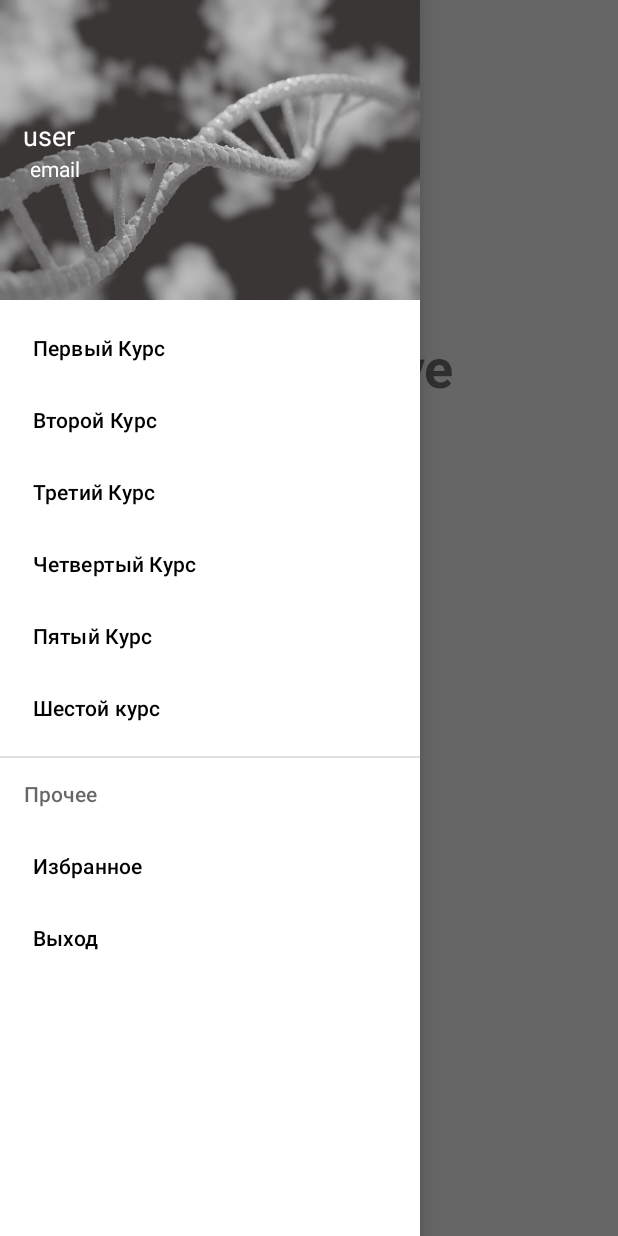
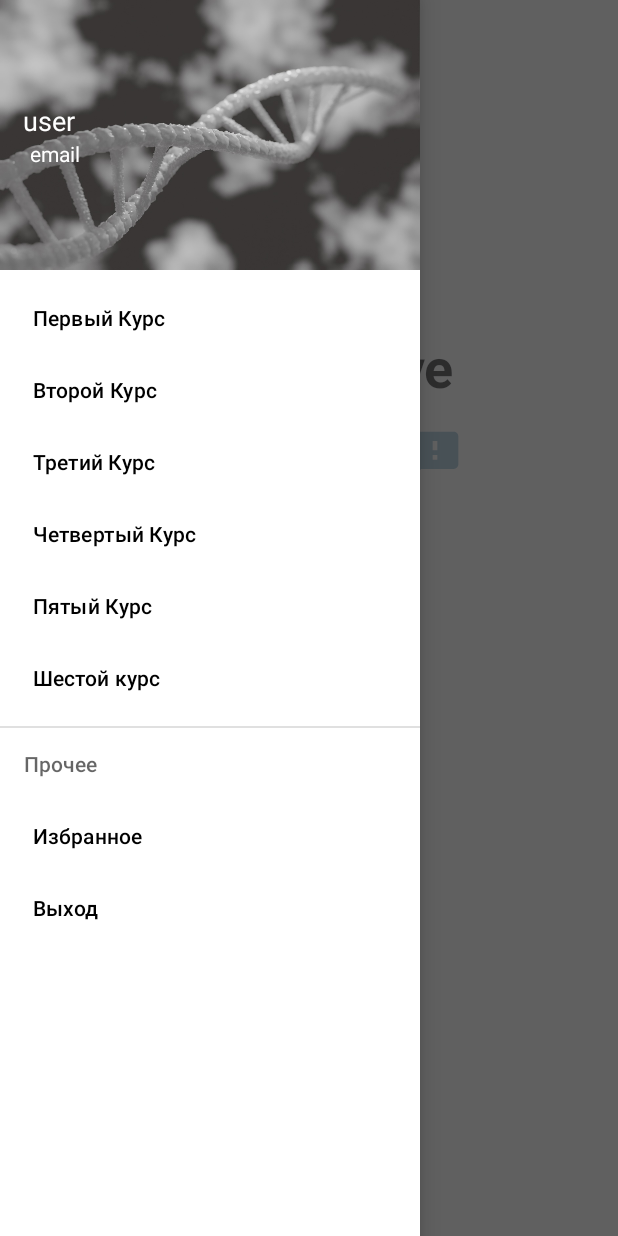
Before and after one commit to Fegustin/MedArchive, an Android app: the screen it shows after launch (MainActivity), with the side drawer open, on a phone screen of 412 x 824 dp. Run offline under Robolectric (Android 15) with nearby library versions, the phone set to English and light mode, and no system bars; our stand-ins replace Firebase (no records; nobody signed in at launch, a user with empty details on screens opened directly), navigation-ui; libraries missing offline, so code that uses them is left out: com.firebase.ui.

```diff
--- /dev/null
+++ b/app/src/main/java/com/example/medarchive/pojo/UserDate.kt
@@ -0,0 +1,3 @@
+package com.example.medarchive.pojo
+
+data class UserDate(val name: String, val eMail: String)
--- a/app/src/main/java/com/example/medarchive/ui/AuthFragment.kt
+++ b/app/src/main/java/com/example/medarchive/ui/AuthFragment.kt
@@ -9,17 +9,25 @@ import android.view.View
 import android.view.ViewGroup
 import android.widget.Toast
 import androidx.fragment.app.Fragment
+import androidx.fragment.app.activityViewModels
 import androidx.navigation.findNavController
 import com.example.medarchive.R
+import com.example.medarchive.ViewModalUser
+import com.example.medarchive.pojo.UserDate
 import com.firebase.ui.auth.AuthUI
 import com.firebase.ui.auth.IdpResponse
+import com.google.android.material.dialog.MaterialAlertDialogBuilder
 import com.google.firebase.auth.FirebaseAuth
 import kotlinx.android.synthetic.main.fragment_auth.*
 
 
 class AuthFragment : Fragment() {
 
-    private val RC_SIGN_IN: Int = 1001
+    private val model: ViewModalUser by activityViewModels()
+
+    companion object {
+        private const val RC_SIGN_IN = 1001
+    }
 
     override fun onCreateView(
         inflater: LayoutInflater, container: ViewGroup?,
@@ -44,6 +52,8 @@ class AuthFragment : Fragment() {
                 RC_SIGN_IN
             )
         }
+
+        imageViewHint.setOnClickListener { dialogHint() }
     }
 
     override fun onActivityResult(requestCode: Int, resultCode: Int, data: Intent?) {
@@ -77,6 +87,9 @@ class AuthFragment : Fragment() {
                                     }
                                 }
                         } else {
+                            val userDate = UserDate(user.displayName.toString(), user.email.toString())
+                            model.setUser(userDate)
+
                             view?.findNavController()?.navigate(R.id.action_global_favoriteFragment)
                         }
                     }
@@ -91,4 +104,11 @@ class AuthFragment : Fragment() {
 
         }
     }
+
+    private fun dialogHint() {
+        MaterialAlertDialogBuilder(activity)
+            .setTitle(resources.getString(R.string.hintAlertTitle))
+            .setMessage(resources.getString(R.string.hintAlertMessage))
+            .show()
+    }
 }
--- a/app/src/main/java/com/example/medarchive/ui/FavoriteFragment.kt
+++ b/app/src/main/java/com/example/medarchive/ui/FavoriteFragment.kt
@@ -5,9 +5,7 @@ import androidx.fragment.app.Fragment
 import android.view.LayoutInflater
 import android.view.View
 import android.view.ViewGroup
-import androidx.navigation.findNavController
 import com.example.medarchive.R
-import com.google.firebase.auth.FirebaseAuth
 
 class FavoriteFragment : Fragment() {
     override fun onCreateView(
--- /dev/null
+++ b/app/src/main/res/drawable-anydpi/ic_hint.xml
@@ -0,0 +1,10 @@
+<vector xmlns:android="http://schemas.android.com/apk/res/android"
+    android:width="37dp"
+    android:height="37dp"
+    android:viewportWidth="24"
+    android:viewportHeight="24"
+    android:tint="@color/colorHint">
+  <path
+      android:fillColor="@android:color/white"
+      android:pathData="M20,2L4,2c-1.1,0 -1.99,0.9 -1.99,2L2,22l4,-4h14c1.1,0 2,-0.9 2,-2L22,4c0,-1.1 -0.9,-2 -2,-2zM13,14h-2v-2h2v2zM13,10h-2L11,6h2v4z"/>
+</vector>
--- a/app/src/main/res/layout/activity_main.xml
+++ b/app/src/main/res/layout/activity_main.xml
@@ -6,6 +6,7 @@
     android:id="@+id/drawerLayout"
     android:layout_width="match_parent"
     android:layout_height="match_parent"
+    android:background="@color/colorBackgroundMain"
     tools:context=".MainActivity">
 
     <androidx.coordinatorlayout.widget.CoordinatorLayout
@@ -16,7 +17,7 @@
         <com.google.android.material.appbar.AppBarLayout
             android:layout_width="match_parent"
             android:layout_height="wrap_content"
-            android:backgroundTint="@android:color/white"
+            android:backgroundTint="@color/colorBackgroundMain"
             app:liftOnScroll="true">
 
             <androidx.appcompat.widget.Toolbar
--- a/app/src/main/res/layout/drawer_header.xml
+++ b/app/src/main/res/layout/drawer_header.xml
@@ -1,7 +1,7 @@
 <?xml version="1.0" encoding="utf-8"?>
 <LinearLayout xmlns:android="http://schemas.android.com/apk/res/android"
     android:layout_width="match_parent"
-    android:layout_height="200dp"
+    android:layout_height="180dp"
     android:background="@drawable/back_med"
     android:gravity="center"
     android:orientation="vertical">
--- a/app/src/main/res/layout/fragment_auth.xml
+++ b/app/src/main/res/layout/fragment_auth.xml
@@ -23,11 +23,21 @@
         android:id="@+id/buttonAuth"
         android:layout_width="wrap_content"
         android:layout_height="wrap_content"
-        android:layout_marginTop="32dp"
+        android:layout_marginTop="55dp"
         android:text="@string/sign_in"
         android:textSize="18sp"
         app:layout_constraintEnd_toEndOf="parent"
         app:layout_constraintStart_toStartOf="parent"
         app:layout_constraintTop_toBottomOf="@+id/textViewAppName" />
 
+    <ImageView
+        android:id="@+id/imageViewHint"
+        android:layout_width="wrap_content"
+        android:layout_height="wrap_content"
+        android:layout_marginStart="16dp"
+        android:layout_marginTop="16dp"
+        android:src="@drawable/ic_hint"
+        app:layout_constraintStart_toEndOf="@+id/buttonAuth"
+        app:layout_constraintTop_toBottomOf="@+id/textViewAppName" />
+
 </androidx.constraintlayout.widget.ConstraintLayout>
--- a/app/src/main/res/values/colors.xml
+++ b/app/src/main/res/values/colors.xml
@@ -1,6 +1,8 @@
 <?xml version="1.0" encoding="utf-8"?>
 <resources>
-    <color name="colorPrimary">#6200EE</color>
+    <color name="colorPrimary">#1B4C8C</color>
     <color name="colorPrimaryDark">#3700B3</color>
     <color name="colorAccent">#03DAC5</color>
+    <color name="colorHint">#B4CBD9</color>
+    <color name="colorBackgroundMain">#F0F0F2</color>
 </resources>
--- a/app/src/main/res/values/strings.xml
+++ b/app/src/main/res/values/strings.xml
@@ -1,7 +1,7 @@
 <resources>
     <string name="app_name">MedArchive</string>
     <string name="hello_blank_fragment">Hello blank fragment</string>
-    <string name="sign_in">Sign in</string>
+    <string name="sign_in">Войти</string>
     <string name="сonfirm_email">Подтвердите вашу почту</string>
 
     <string name="log_out">Выход</string>
@@ -14,4 +14,11 @@
     <string name="favorite">Избранное</string>
     <string name="other">Прочее</string>
     <string name="course">Курсы</string>
+    <!--  Alert dialog hit  -->
+    <string name="hintAlertTitle">Об авторизации</string>
+    <string name="hintAlertMessage">
+        При нажатии кнопки вас перекинет в окно входа,
+        если у вас уже есть аккаунт или на окно регистрации если аккаунта нет.
+    </string>
+    <!--  ____  -->
 </resources>
```
Also changed, not shown: app/build.gradle (+12 -6 lines), app/src/main/java/com/example/medarchive/MainActivity.kt (+22 -30 lines), app/src/main/java/com/example/medarchive/ViewModalUser.kt (added, +27 -0 lines), app/src/main/java/com/example/medarchive/swipe/OnSwipeTouchListener.kt (deleted, +0 -72 lines), app/src/main/java/com/example/medarchive/ui/ListOfItemsFragment.kt (+4 -20 lines), app/src/main/java/com/example/medarchive/ui/SubjectsFragment.kt (+14 -11 lines), app/src/main/res/drawable-hdpi/ic_hint.png (added), app/src/main/res/drawable-mdpi/ic_hint.png (added), app/src/main/res/drawable-xhdpi/ic_hint.png (added), app/src/main/res/drawable-xxhdpi/ic_hint.png (added).
